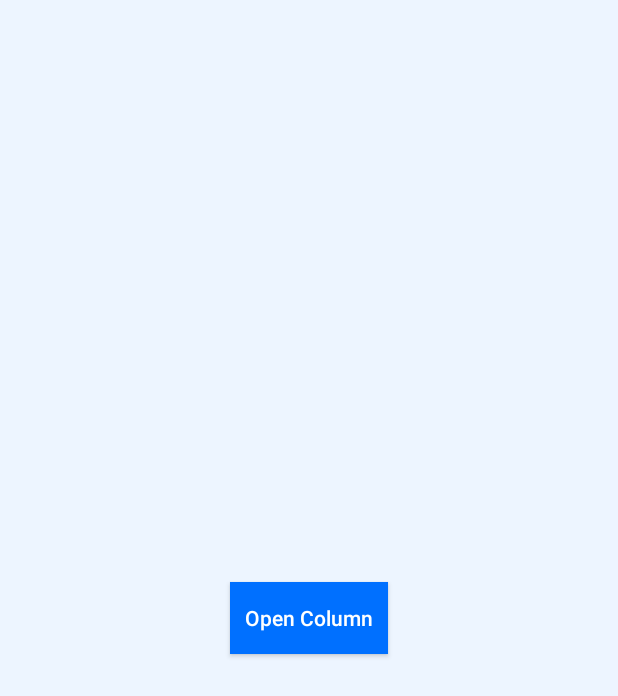
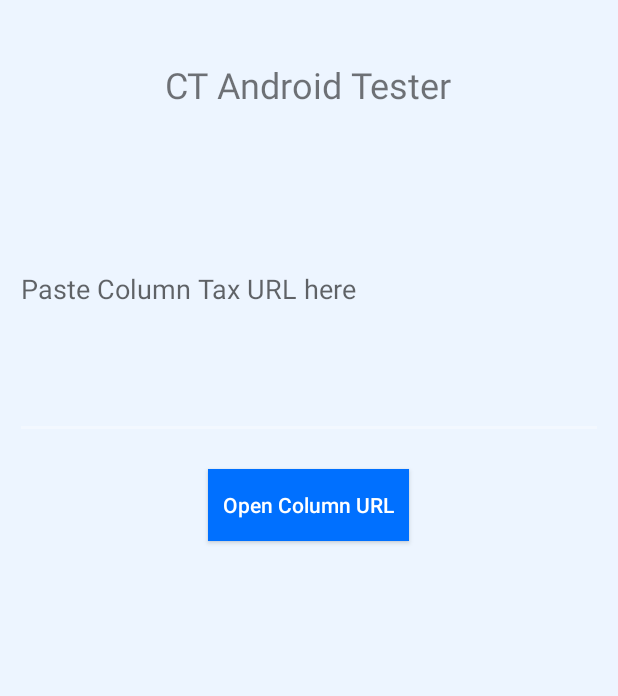
Before and after one commit to column-tax/column-android-sample, an Android app: the screen it shows after launch (MainActivity), on a phone screen of 412 x 824 dp. Shown: the top 696 px of the screen. Run offline under Robolectric (Android 15) with nearby library versions, the phone set to English and light mode, and no system bars.

Commit message:
Add ability to paste CT URL (#7)

```diff
--- a/app/src/main/java/com/example/column/MainActivity.kt
+++ b/app/src/main/java/com/example/column/MainActivity.kt
@@ -5,8 +5,13 @@ import androidx.appcompat.app.AppCompatActivity
 import android.os.Bundle
 import android.view.View
 import android.view.WindowManager
+import android.widget.EditText
 
 class MainActivity : AppCompatActivity() {
+    private lateinit var urlEditText: EditText;
+    // Either set test URL here or paste one into your Android device
+    private var defaultUrl = "<user url>"
+
     override fun onCreate(savedInstanceState: Bundle?) {
         window.setFlags(
             WindowManager.LayoutParams.FLAG_FULLSCREEN, WindowManager.LayoutParams.FLAG_FULLSCREEN
@@ -14,12 +19,23 @@ class MainActivity : AppCompatActivity() {
 
         super.onCreate(savedInstanceState)
         setContentView(R.layout.activity_main)
+        urlEditText = findViewById(R.id.urlEditText)
     }
 
     fun launchWebView(view: View) {
         val intent = Intent(applicationContext, WebViewActivity::class.java)
-        val url = "<user url>"
+        val url = getUrlText()
         intent.putExtra("url", url)
         startActivity(intent)
     }
+
+    private fun getUrlText(): String {
+        var urlText = urlEditText.text.toString()
+
+        return if (urlText.isNullOrEmpty()) {
+            return defaultUrl
+        } else {
+            urlText
+        }
+    }
 }
--- a/app/src/main/res/layout/activity_main.xml
+++ b/app/src/main/res/layout/activity_main.xml
@@ -1,5 +1,5 @@
 <?xml version="1.0" encoding="utf-8"?>
-<androidx.constraintlayout.widget.ConstraintLayout xmlns:android="http://schemas.android.com/apk/res/android"
+<RelativeLayout xmlns:android="http://schemas.android.com/apk/res/android"
     xmlns:app="http://schemas.android.com/apk/res-auto"
     xmlns:tools="http://schemas.android.com/tools"
     android:layout_width="match_parent"
@@ -9,19 +9,39 @@
     android:paddingRight="10dp"
     tools:context=".MainActivity">
 
+    <TextView
+        android:id="@+id/titleTextView"
+        android:layout_width="wrap_content"
+        android:layout_height="wrap_content"
+        android:text="CT Android Tester"
+        android:textSize="24sp"
+        android:layout_centerHorizontal="true"
+        android:layout_marginTop="40dp"/>
+
+    <EditText
+        android:id="@+id/urlEditText"
+        android:layout_width="match_parent"
+        android:layout_height="wrap_content"
+        android:layout_below="@id/titleTextView"
+        android:hint="Paste Column Tax URL here"
+        android:inputType="textMultiLine"
+        android:maxLines="12"
+        android:minHeight="200dp"
+        android:layout_marginTop="20dp"/>
+
     <Button
         android:id="@+id/button"
+        android:background="#0070FF"
+        android:onClick="launchWebView"
         android:layout_width="wrap_content"
         android:layout_height="wrap_content"
-        android:background="#0070FF"
-        android:onClick="launchWebView"
+        android:layout_below="@id/urlEditText"
         android:paddingLeft="10dp"
         android:paddingRight="10dp"
-        android:text="Open Column"
+        android:text="Open Column URL"
+        android:textColor="#FFFFFF"
         android:textAllCaps="false"
-        android:textColor="#FFFFFF"
-        app:layout_constraintBottom_toBottomOf="parent"
-        app:layout_constraintEnd_toEndOf="parent"
-        app:layout_constraintStart_toStartOf="parent"
-        app:layout_constraintTop_toTopOf="parent" />
-</androidx.constraintlayout.widget.ConstraintLayout>
+        android:layout_centerHorizontal="true"
+        android:layout_marginTop="20dp"/>
+
+</RelativeLayout>
```
